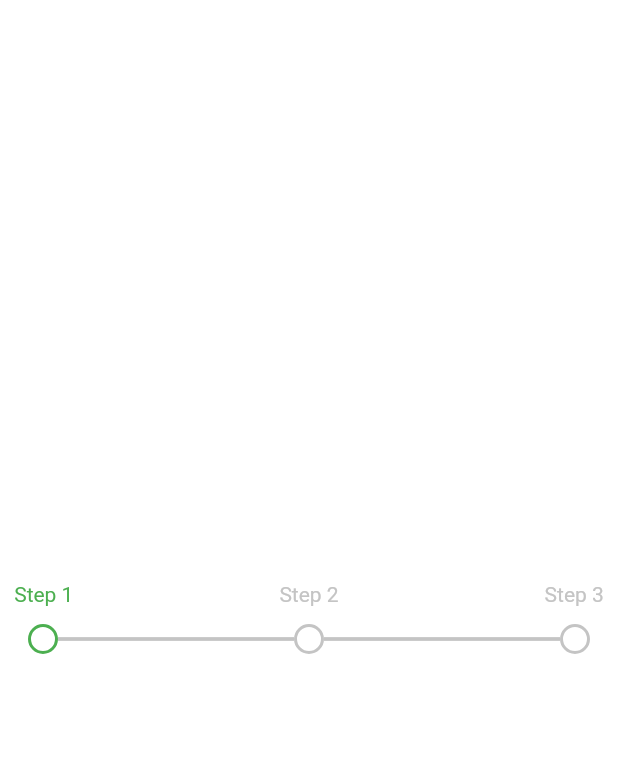
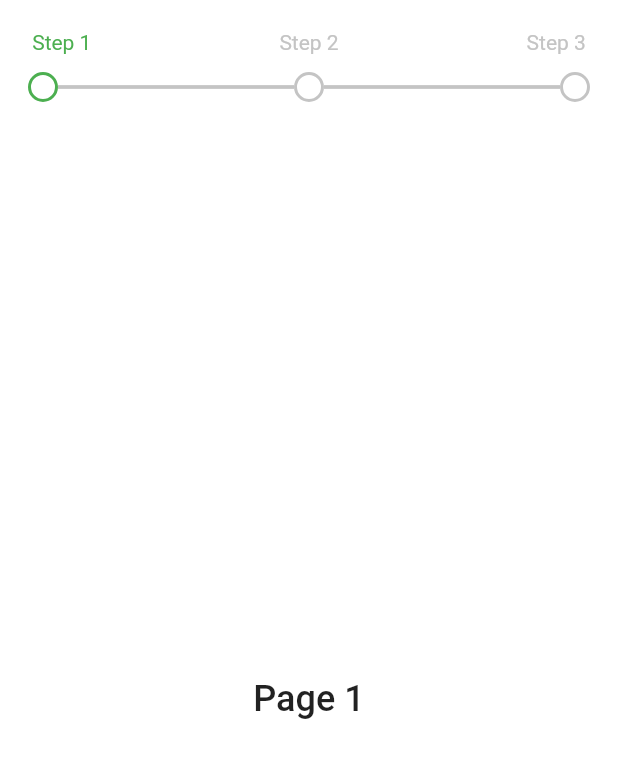
Before and after one commit to Crazelu/linear-step-indicator, a Flutter app: the screen it shows after launch, on a phone screen of 412 x 824 dp. Shown: the top 758 px of the screen. Run offline on Flutter 3.47's test engine with Material 2 defaults, Android fonts, the phone set to English and light mode, and no system bars.

Commit message:
Adjusts label text positions

```diff
--- a/example/lib/main.dart
+++ b/example/lib/main.dart
@@ -16,7 +16,7 @@ class MyApp extends StatelessWidget {
       theme: ThemeData(
         primarySwatch: Colors.green,
       ),
-      home: StepIndicatorDemo(),
+      home: StepIndicatorPageViewDemo(),
     );
   }
 }
--- a/lib/src/linear_step_indicator.dart
+++ b/lib/src/linear_step_indicator.dart
@@ -183,8 +183,8 @@ class _LinearStepIndicatorState extends State<LinearStepIndicator> {
                     if (label != widget.labels[widget.steps - 1]) ...[
                       SizedBox(
                         width: widget.steps > 3
-                            ? context.screenWidth(1 / widget.steps) - 35
-                            : context.screenWidth(1 / widget.steps),
+                            ? context.screenWidth(1 / widget.steps) - 45
+                            : context.screenWidth(1 / widget.steps) - 12,
                       ),
                     ],
                   ],
```
